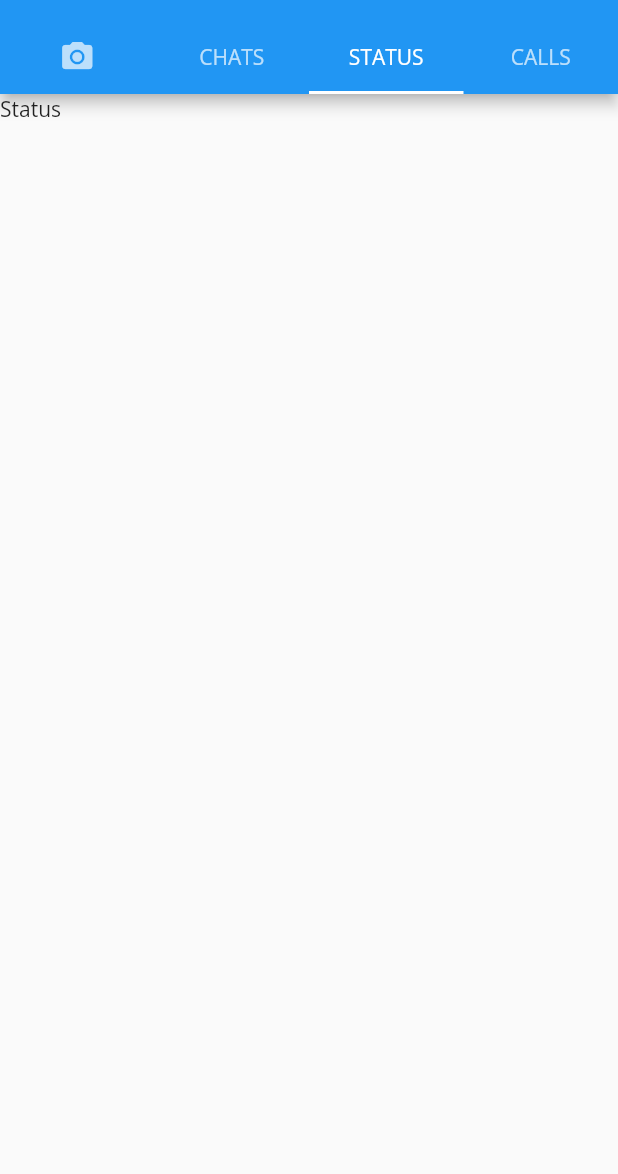
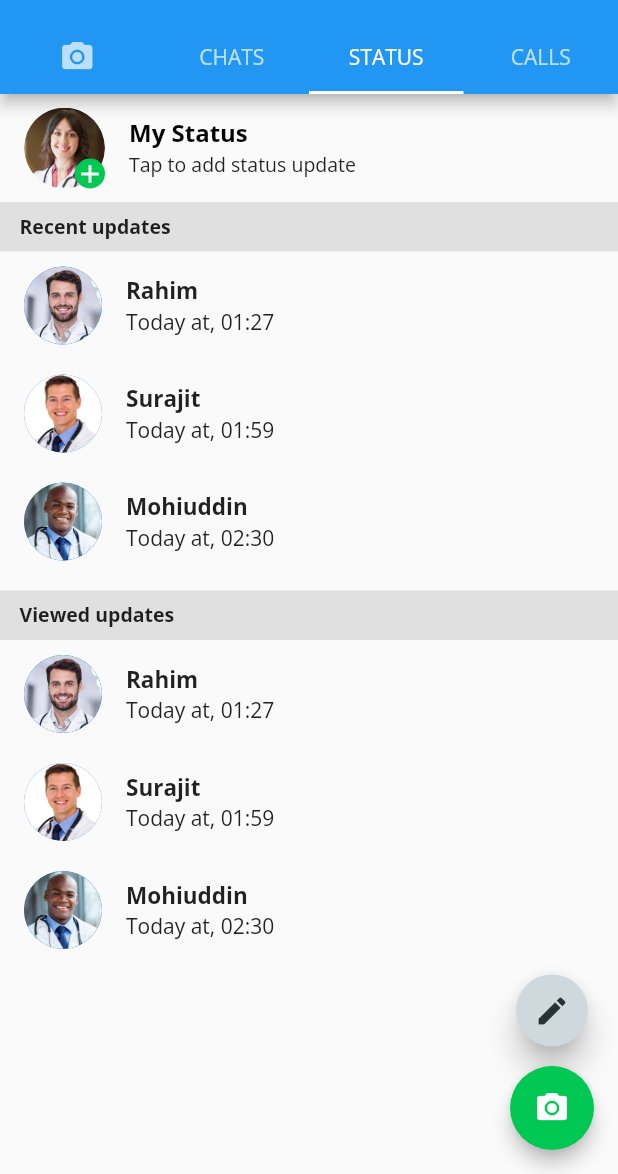
Before and after one commit to Muntasir89/WhatsApp_clone, a Flutter app: the HomeScreen screen opened directly with empty values, tab 3 chosen, on a phone screen of 412 x 824 dp, the part 62-1236 px from its top. Run offline on Flutter 3.47's test engine with Material 2 defaults, Android fonts, the phone set to English and light mode, and no system bars; our stand-ins replace flutter_svg, socket_io_client.

Commit message:
StatusPage.dart started

```diff
--- a/lib/Model/MessageModel.dart
+++ b/lib/Model/MessageModel.dart
@@ -2,6 +2,6 @@
 class MessageModel{
   String type;
   String message;
-
-  MessageModel({required this.message, required this.type});
+  String time;
+  MessageModel({required this.message, required this.type, required this.time});
 }
--- /dev/null
+++ b/lib/Page/StatusPage.dart
@@ -0,0 +1,94 @@
+import 'package:flutter/material.dart';
+import 'package:whatsapp_app/Widgets/StatusPage/HeadOwnStatus.dart';
+import 'package:whatsapp_app/Widgets/StatusPage/OthersStatus.dart';
+
+class StatusPage extends StatefulWidget {
+  const StatusPage({Key? key}) : super(key: key);
+
+  @override
+  State<StatusPage> createState() => _StatusPageState();
+}
+
+class _StatusPageState extends State<StatusPage> {
+  @override
+  Widget build(BuildContext context) {
+    return Scaffold(
+      floatingActionButton: Column(
+        mainAxisAlignment: MainAxisAlignment.end,
+        children: [
+          Container(
+            height: 48,
+            child: FloatingActionButton(
+              elevation: 8,
+              onPressed: () {},
+              backgroundColor: Colors.blueGrey[100],
+              child: Icon(Icons.edit, color: Colors.blueGrey[900]),
+            ),
+          ),
+          const SizedBox(height: 13),
+          FloatingActionButton(
+            onPressed: () {},
+            backgroundColor: Colors.greenAccent[700],
+            elevation: 5,
+            child: Icon(Icons.camera_alt),
+          )
+        ],
+      ),
+      body: SingleChildScrollView(
+        child: Column(
+          children: [
+            HeadOwnStatus(),
+            label("Recent updates"),
+            OthersStatus(
+              name: "Rahim",
+              imageName: "assets/sagor.png",
+              time: "01:27",
+            ),
+            OthersStatus(
+              name: "Surajit",
+              imageName: "assets/surajit.png",
+              time: "01:59",
+            ),
+            OthersStatus(
+              name: "Mohiuddin",
+              imageName: "assets/mohiuddin.png",
+              time: "02:30",
+            ),
+            SizedBox(height: 10),
+            label("Viewed updates"),
+            OthersStatus(
+              name: "Rahim",
+              imageName: "assets/sagor.png",
+              time: "01:27",
+            ),
+            OthersStatus(
+              name: "Surajit",
+              imageName: "assets/surajit.png",
+              time: "01:59",
+            ),
+            OthersStatus(
+              name: "Mohiuddin",
+              imageName: "assets/mohiuddin.png",
+              time: "02:30",
+            ),
+          ],
+        ),
+      ),
+    );
+  }
+
+  Widget label(String labelname) {
+    return Container(
+      height: 33,
+      width: MediaQuery.of(context).size.width,
+      color: Colors.grey[300],
+      child: Padding(
+        padding: const EdgeInsets.symmetric(horizontal: 13, vertical: 7),
+        child: Text(
+          labelname,
+          style: TextStyle(fontSize: 13, fontWeight: FontWeight.bold),
+        ),
+      ),
+    );
+  }
+}
--- a/lib/Screens/HomeScreen.dart
+++ b/lib/Screens/HomeScreen.dart
@@ -1,6 +1,7 @@
 import 'package:flutter/material.dart';
 import 'package:whatsapp_app/Model/ChatModel.dart';
-import 'package:whatsapp_app/Screens/ChatPage.dart';
+import 'package:whatsapp_app/Page/ChatPage.dart';
+import 'package:whatsapp_app/Page/StatusPage.dart';
 import 'package:whatsapp_app/Widgets/HomeMenu.dart';
 
 class HomeScreen extends StatefulWidget {
@@ -57,7 +58,7 @@ class _HomeScreenState extends State<HomeScreen> {
             chatModels: widget.chatModels,
             sourcechat: widget.sourcechat,
           ),
-          Text('Status'),
+          StatusPage(),
           Text('Calls'),
         ]),
       ),
--- a/lib/Widgets/OwnMessageCard.dart
+++ b/lib/Widgets/OwnMessageCard.dart
@@ -1,8 +1,9 @@
 import 'package:flutter/material.dart';
 
 class OwnMessageCard extends StatelessWidget {
-  const OwnMessageCard({super.key, required this.message});
+  const OwnMessageCard({super.key, required this.message, required this.time});
   final String message;
+  final String time;
 
   @override
   Widget build(BuildContext context) {
@@ -31,7 +32,7 @@ class OwnMessageCard extends StatelessWidget {
                 child: Row(
                   children: [
                     Text(
-                      "20:58",
+                      time,
                       style: TextStyle(fontSize: 13, color: Colors.grey[600]),
                     ),
                     const SizedBox(width: 5),
--- a/lib/Widgets/ReplyCard.dart
+++ b/lib/Widgets/ReplyCard.dart
@@ -1,8 +1,9 @@
 import 'package:flutter/material.dart';
 
 class ReplyCard extends StatelessWidget {
-  const ReplyCard({super.key, required this.message});
+  const ReplyCard({super.key, required this.message, required this.time});
   final String message;
+  final String time;
 
   @override
   Widget build(BuildContext context) {
@@ -29,7 +30,7 @@ class ReplyCard extends StatelessWidget {
                 bottom: 4,
                 right: 10,
                 child: Text(
-                  "20:58",
+                  time,
                   style: TextStyle(fontSize: 13, color: Colors.grey[600]),
                 ),
               )
--- /dev/null
+++ b/lib/Widgets/StatusPage/HeadOwnStatus.dart
@@ -0,0 +1,39 @@
+import 'package:flutter/material.dart';
+
+class HeadOwnStatus extends StatelessWidget {
+  const HeadOwnStatus({super.key});
+
+  @override
+  Widget build(BuildContext context) {
+    return ListTile(
+      leading: Stack(
+        children: [
+          CircleAvatar(
+            radius: 27,
+            backgroundColor: Colors.white,
+            backgroundImage: AssetImage("assets/anwara_begum.png"),
+          ),
+          Positioned(
+              bottom: 0,
+              right: 0,
+              child: CircleAvatar(
+                  backgroundColor: Colors.greenAccent[700],
+                  radius: 10,
+                  child: Icon(
+                    Icons.add,
+                    size: 20,
+                    color: Colors.white,
+                  )))
+        ],
+      ),
+      title: Text(
+        "My Status",
+        style: TextStyle(fontWeight: FontWeight.bold, color: Colors.black),
+      ),
+      subtitle: Text(
+        "Tap to add status update",
+        style: TextStyle(fontSize: 13, color: Colors.grey[900]),
+      ),
+    );
+  }
+}
--- /dev/null
+++ b/lib/Widgets/StatusPage/OthersStatus.dart
@@ -0,0 +1,30 @@
+import 'package:flutter/material.dart';
+
+class OthersStatus extends StatelessWidget {
+  const OthersStatus(
+      {super.key,
+      required this.name,
+      required this.time,
+      required this.imageName});
+  final String name;
+  final String time;
+  final String imageName;
+
+  @override
+  Widget build(BuildContext context) {
+    return ListTile(
+      leading: CircleAvatar(
+        radius: 26,
+        backgroundImage: AssetImage(imageName),
+      ),
+      title: Text(
+        name,
+        style: TextStyle(fontWeight: FontWeight.bold, fontSize: 15),
+      ),
+      subtitle: Text(
+        "Today at, $time",
+        style: TextStyle(fontSize: 14, color: Colors.grey[900]),
+      ),
+    );
+  }
+}
--- a/pubspec.yaml
+++ b/pubspec.yaml
@@ -64,9 +64,7 @@ flutter:
 
   # To add assets to your application, add an assets section, like this:
   assets:
-    - assets/groups.svg
-    - assets/person.svg
-    - assets/whatsapp_background.png
+    - assets/
   #   - images/a_dot_burr.jpeg
   #   - images/a_dot_ham.jpeg
 
```
Also changed, not shown: lib/Screens/IndividualPage.dart (+51 -20 lines), assets/anwara_begum.png (added), assets/azizul_islam.png (added), assets/mohiuddin.png (added), assets/sagor.png (added), assets/surajit.png (added), lib/Page/ChatPage.dart (renamed from lib/Screens/ChatPage.dart).
